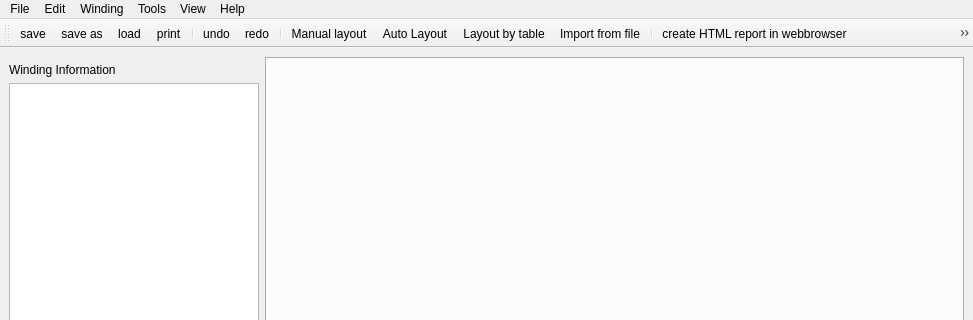
Qt form swat_em/ui/MainWindow.ui (mjfwest/swat-em) before a commit; both pictures show x 0 to 973 and y 0 to 320 of the 973 by 749 pixel window.
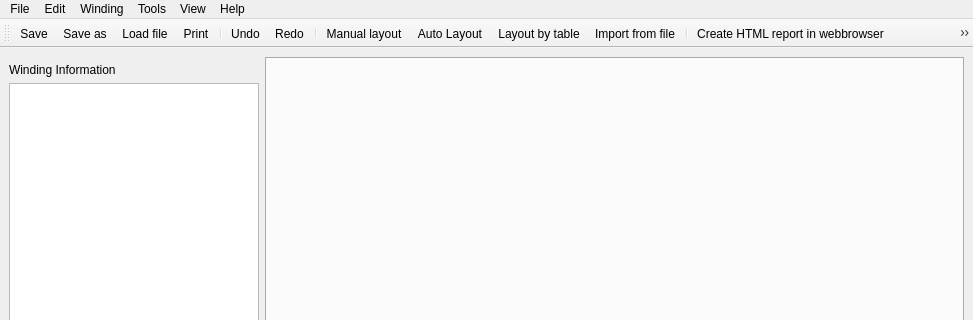
The same form after that commit. The open tabs and pages were chosen to show the change. Icons and pictures are not drawn.

```diff
--- a/swat_em/ui/MainWindow.ui
+++ b/swat_em/ui/MainWindow.ui
@@ -969,7 +969,7 @@
      <normaloff>icons/open.png</normaloff>icons/open.png</iconset>
    </property>
    <property name="text">
-    <string>load</string>
+    <string>Load file</string>
    </property>
    <property name="shortcut">
     <string>Ctrl+L</string>
@@ -1001,7 +1001,7 @@
      <normaloff>icons/save.png</normaloff>icons/save.png</iconset>
    </property>
    <property name="text">
-    <string>save</string>
+    <string>Save</string>
    </property>
    <property name="shortcut">
     <string>Ctrl+S</string>
@@ -1013,7 +1013,7 @@
      <normaloff>icons/save_as.png</normaloff>icons/save_as.png</iconset>
    </property>
    <property name="text">
-    <string>save as</string>
+    <string>Save as</string>
    </property>
   </action>
   <action name="actionnew">
@@ -1056,7 +1056,7 @@
      <normaloff>icons/html.png</normaloff>icons/html.png</iconset>
    </property>
    <property name="text">
-    <string>create HTML report in webbrowser</string>
+    <string>Create HTML report in webbrowser</string>
    </property>
   </action>
   <action name="actionShow_winding_layout">
@@ -1103,7 +1103,7 @@
      <normaloff>icons/undo.png</normaloff>icons/undo.png</iconset>
    </property>
    <property name="text">
-    <string>undo</string>
+    <string>Undo</string>
    </property>
    <property name="shortcut">
     <string>Ctrl+Z</string>
@@ -1115,7 +1115,7 @@
      <normaloff>icons/redo.png</normaloff>icons/redo.png</iconset>
    </property>
    <property name="text">
-    <string>redo</string>
+    <string>Redo</string>
    </property>
    <property name="shortcut">
     <string>Ctrl+Shift+Z</string>
@@ -1157,7 +1157,7 @@
      <normaloff>icons/print.png</normaloff>icons/print.png</iconset>
    </property>
    <property name="text">
-    <string>print</string>
+    <string>Print</string>
    </property>
    <property name="shortcut">
     <string>Ctrl+P</string>
```
Left out of the diff: 13 changed lines with no effect on the pictures.
